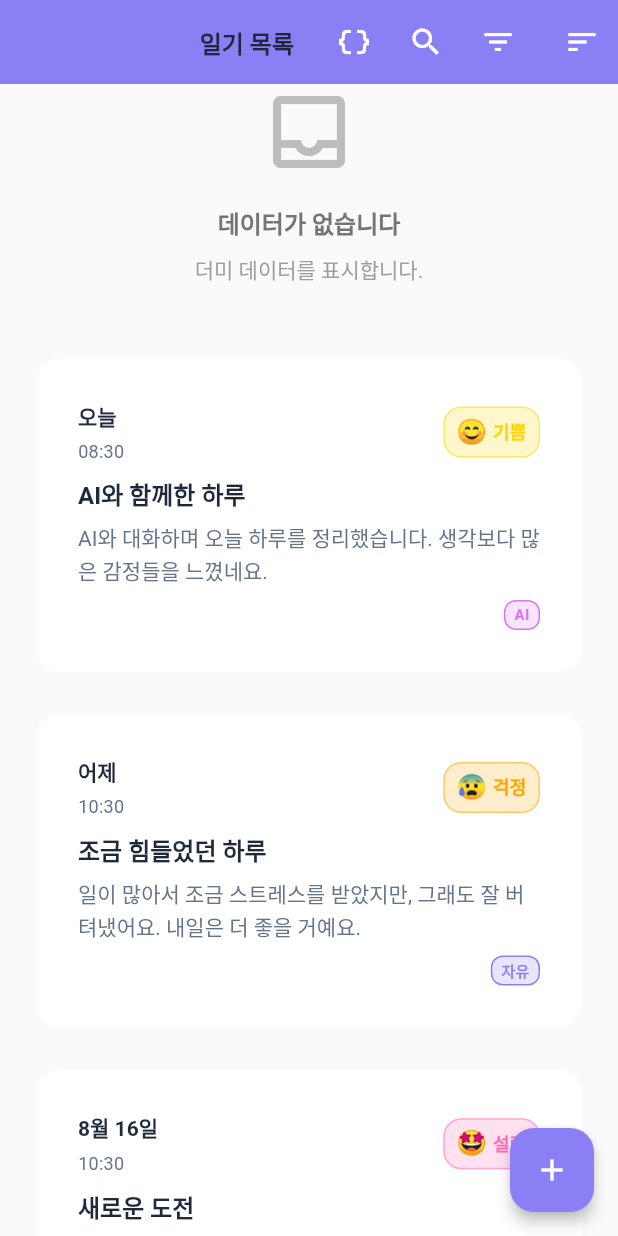
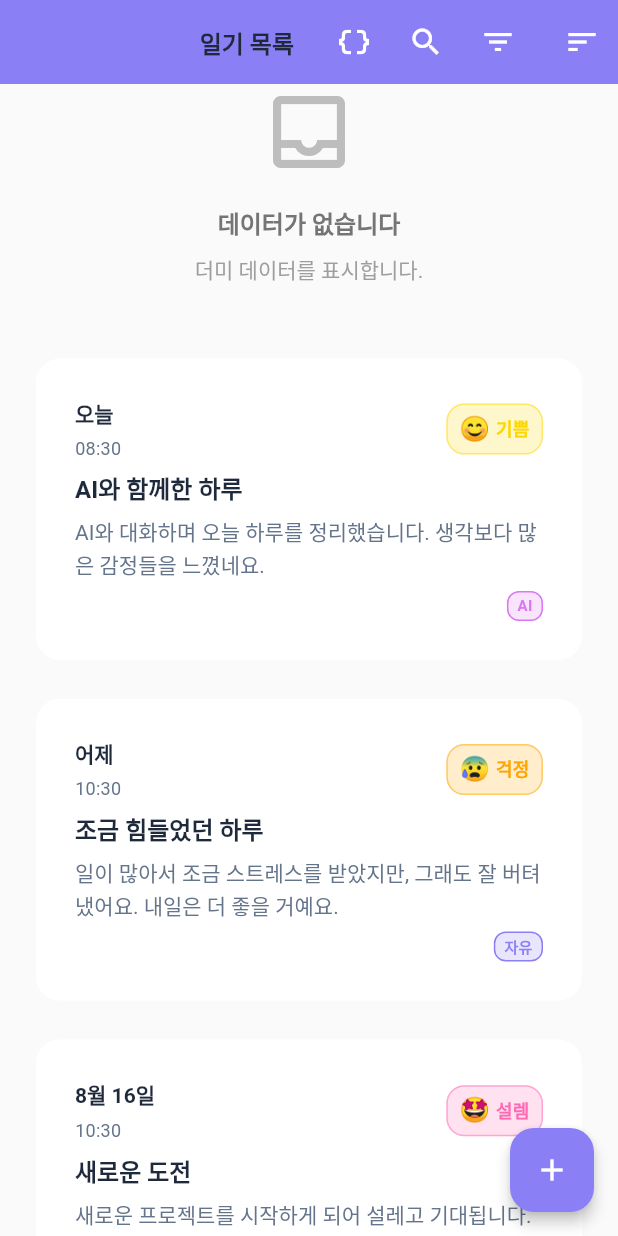
Before and after one commit to kdy5487/EmotiFlow, a Flutter app: the DiaryListPage screen opened by its route, on a phone screen of 412 x 824 dp. Run offline on Flutter 3.47's test engine with Material 3 defaults, Android fonts, the phone set to English and light mode, and no system bars; our stand-ins replace cloud_firestore, firebase_auth, firebase_core, firebase_messaging, firebase_storage, flutter_riverpod and 3 more; accounts and stored records are empty; network calls fail.

```diff
--- a/lib/features/diary/views/diary_list_page.dart
+++ b/lib/features/diary/views/diary_list_page.dart
@@ -13,6 +13,7 @@ import '../../../shared/widgets/inputs/emoti_text_field.dart';
 import '../../../theme/app_colors.dart';
 import '../../../theme/app_typography.dart';
 import '../../../core/providers/auth_provider.dart';
+import 'dart:io';
 
 /// 일기 목록 페이지
 class DiaryListPage extends ConsumerStatefulWidget {
@@ -454,13 +455,13 @@ class _DiaryListPageState extends ConsumerState<DiaryListPage> {
   /// 일기 카드
   Widget _buildDiaryCard(DiaryEntry entry, int index) {
     return Container(
-      margin: const EdgeInsets.only(bottom: 12),
+      margin: const EdgeInsets.only(bottom: 10),
       child: EmotiCard(
         child: InkWell(
           onTap: () => _navigateToDetail(entry),
           borderRadius: BorderRadius.circular(12),
           child: Padding(
-            padding: const EdgeInsets.all(12),
+            padding: const EdgeInsets.all(10),
             child: Column(
               crossAxisAlignment: CrossAxisAlignment.start,
               children: [
@@ -492,7 +493,7 @@ class _DiaryListPageState extends ConsumerState<DiaryListPage> {
                   ],
                 ),
 
-                const SizedBox(height: 8),
+                const SizedBox(height: 6),
 
                 // 제목
                 if (entry.title.isNotEmpty)
@@ -509,7 +510,7 @@ class _DiaryListPageState extends ConsumerState<DiaryListPage> {
                     ),
                   ),
 
-                // 내용 미리보기
+                // 내용/미디어 미리보기
                 Text(
                   entry.content,
                   style: AppTypography.bodyMedium.copyWith(
@@ -518,8 +519,20 @@ class _DiaryListPageState extends ConsumerState<DiaryListPage> {
                   maxLines: 2,
                   overflow: TextOverflow.ellipsis,
                 ),
-
-                const SizedBox(height: 8),
+                if (entry.mediaCount > 0) ...[
+                  const SizedBox(height: 6),
+                  ClipRRect(
+                    borderRadius: BorderRadius.circular(8),
+                    child: Container(
+                      height: 64,
+                      width: double.infinity,
+                      color: Colors.grey[200],
+                      child: _buildCardPreviewImage(entry),
+                    ),
+                  ),
+                ],
+
+                const SizedBox(height: 6),
 
                 // 하단 정보 (태그, 미디어, AI 분석)
                 Row(
@@ -640,6 +653,24 @@ class _DiaryListPageState extends ConsumerState<DiaryListPage> {
           ),
         ],
       ),
+    );
+  }
+
+  /// 목록 카드용 프리뷰 이미지
+  Widget _buildCardPreviewImage(DiaryEntry entry) {
+    final url = entry.mediaFiles.first.url;
+    if (url.startsWith('http')) {
+      return Image.network(url, fit: BoxFit.cover,
+        errorBuilder: (_, __, ___) => const Icon(Icons.image, color: Colors.grey),
+      );
+    }
+    if (url.startsWith('/') || url.startsWith('file:')) {
+      return Image.file(File(url), fit: BoxFit.cover,
+        errorBuilder: (_, __, ___) => const Icon(Icons.image, color: Colors.grey),
+      );
+    }
+    return Image.asset(url, fit: BoxFit.cover,
+      errorBuilder: (_, __, ___) => const Icon(Icons.image, color: Colors.grey),
     );
   }
 
```
Also changed, not shown: lib/features/diary/views/diary_detail_page.dart (+33 -22 lines).
